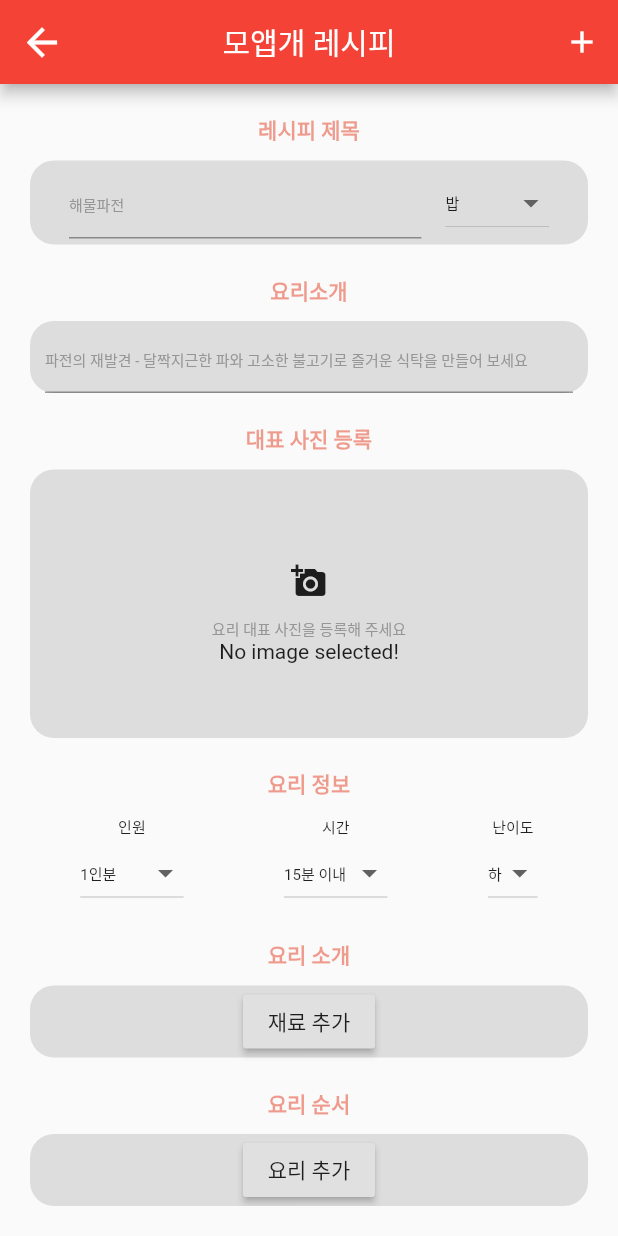
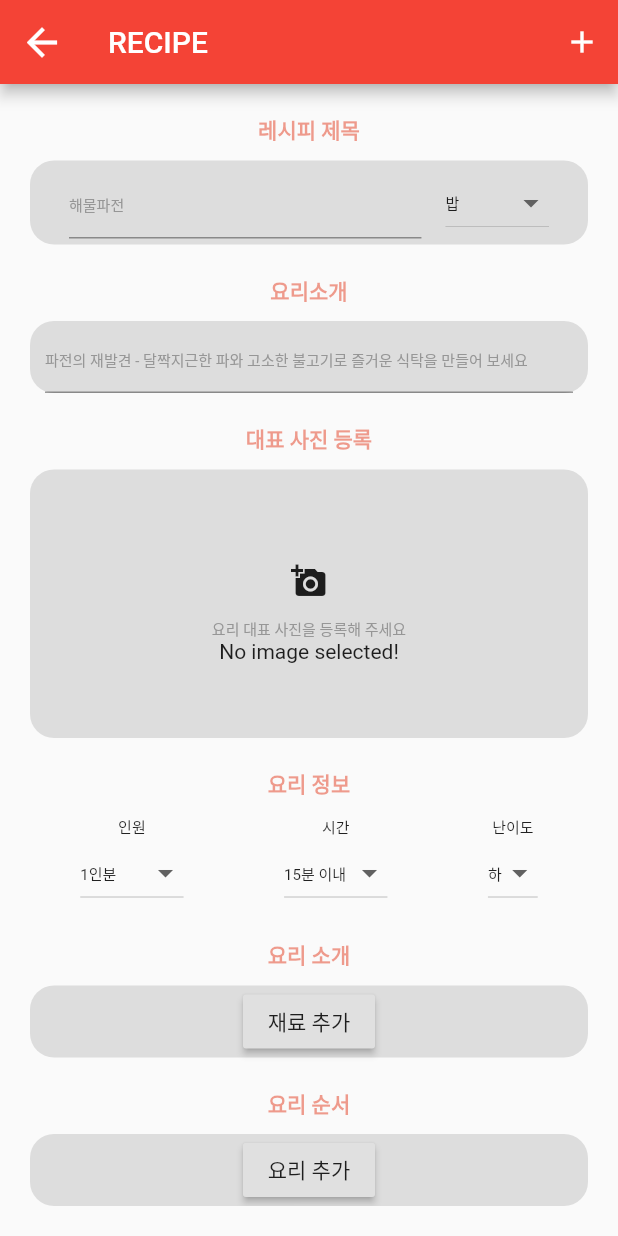
Before and after one commit to KiwonMoon/recipeproj, a Flutter app: the RecipeAddPage screen opened directly, on a phone screen of 412 x 824 dp. Run offline on Flutter 3.47's test engine with Material 2 defaults, Android fonts, the phone set to English and light mode, and no system bars; our stand-ins replace cloud_firestore, firebase_auth, firebase_core, firebase_storage, geolocator, google_maps_flutter and 4 more; missing offline and left inert: flutter_google_places, google_place; accounts and stored records are empty.

Commit message:
Revised Appbar KangHyi 02

```diff
--- a/lib/chart.dart
+++ b/lib/chart.dart
@@ -22,7 +22,7 @@ class _ChartPageState extends State<ChartPage> {
   @override
   Widget build(BuildContext context) {
     return Scaffold(
-      appBar: AppBar(title: Text('Chart'),),
+      appBar: AppBar(title: Text('CHART'),),
       body: SingleChildScrollView(
         scrollDirection: Axis.vertical,
         child: StreamBuilder<QuerySnapshot>(
--- a/lib/recipeaddpage.dart
+++ b/lib/recipeaddpage.dart
@@ -167,8 +167,7 @@ class _RecipeAddPageState extends State<RecipeAddPage> {
             Navigator.pop(context);
           },
         ),
-        centerTitle: true,
-        title: Text('모앱개 레시피',),
+        title: Text('RECIPE',),
         actions: [
           IconButton(
             icon: Icon(Icons.add,),
--- a/lib/recipedetailpage.dart
+++ b/lib/recipedetailpage.dart
@@ -114,8 +114,7 @@ class _RecipeDetailPageState extends State<RecipeDetailPage> {
             Navigator.pop(context);
           },
         ),
-        centerTitle: true,
-        title: Text('모앱개 레시피',),
+        title: Text('RECIPE',),
         actions: [
           IconButton(
             onPressed: (){
--- a/lib/recipeeditpage.dart
+++ b/lib/recipeeditpage.dart
@@ -168,8 +168,7 @@ class _RecipeEditPageState extends State<RecipeEditPage> {
             Navigator.pop(context);
           },
         ),
-        centerTitle: true,
-        title: Text('모앱개 레시피',),
+        title: Text('RECIPE',),
         actions: [
           IconButton(
             icon: Icon(Icons.edit,),
--- a/lib/recipelistpage.dart
+++ b/lib/recipelistpage.dart
@@ -56,8 +56,7 @@ class _RecipeListPageState extends State<RecipeListPage> {
             Navigator.pop(context);
           },
         ),
-        centerTitle: true,
-        title: Text('모앱개 레시피',),
+        title: Text('RECIPE',),
         actions: [
           IconButton(
             icon: Icon(Icons.bookmark_border_outlined, size: 33.0,),
```
Also changed, not shown: lib/categoryList.dart (+3 -6 lines).
